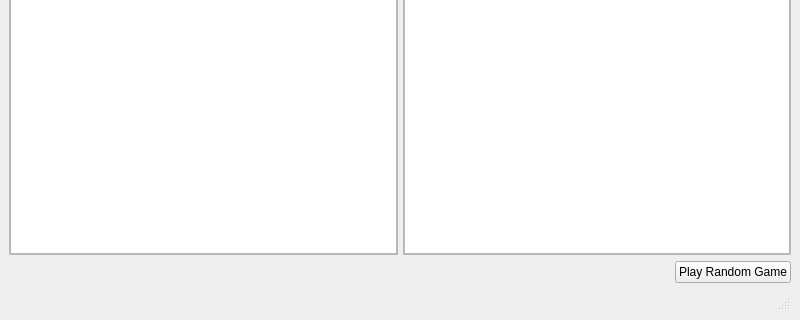
Above: assets/emuMenuMainWindow.ui from fuzzbop/emuMenu before the change; both pictures show x 0 to 800 and y 280 to 600 of the 800 by 600 pixel window. Below: the same form after it.
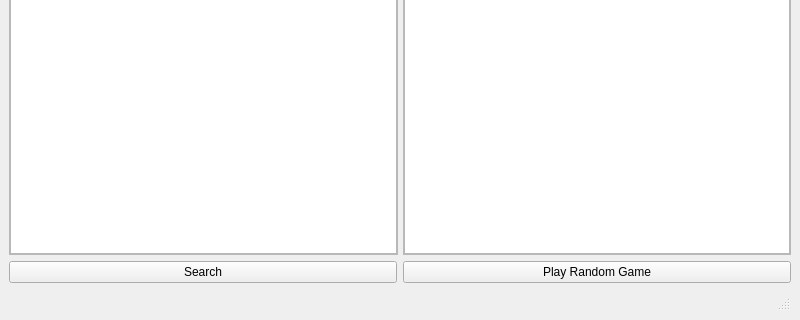
That is the form after the change. Icons and pictures are not drawn.

Commit message: Added search function

The edit to the form file:
```diff
--- a/assets/emuMenuMainWindow.ui
+++ b/assets/emuMenuMainWindow.ui
@@ -263,8 +263,15 @@
      <widget class="QStatusBar" name="status_bar"/>
     </item>
     <item row="1" column="0">
-     <layout class="QHBoxLayout" name="button_layout" stretch="0">
-      <item alignment="Qt::AlignRight">
+     <layout class="QHBoxLayout" name="button_layout">
+      <item>
+       <widget class="QPushButton" name="search_button">
+        <property name="text">
+         <string>Search</string>
+        </property>
+       </widget>
+      </item>
+      <item>
        <widget class="QPushButton" name="random_button">
         <property name="text">
          <string>Play Random Game</string>
```
The commit also changes 5 other files.
